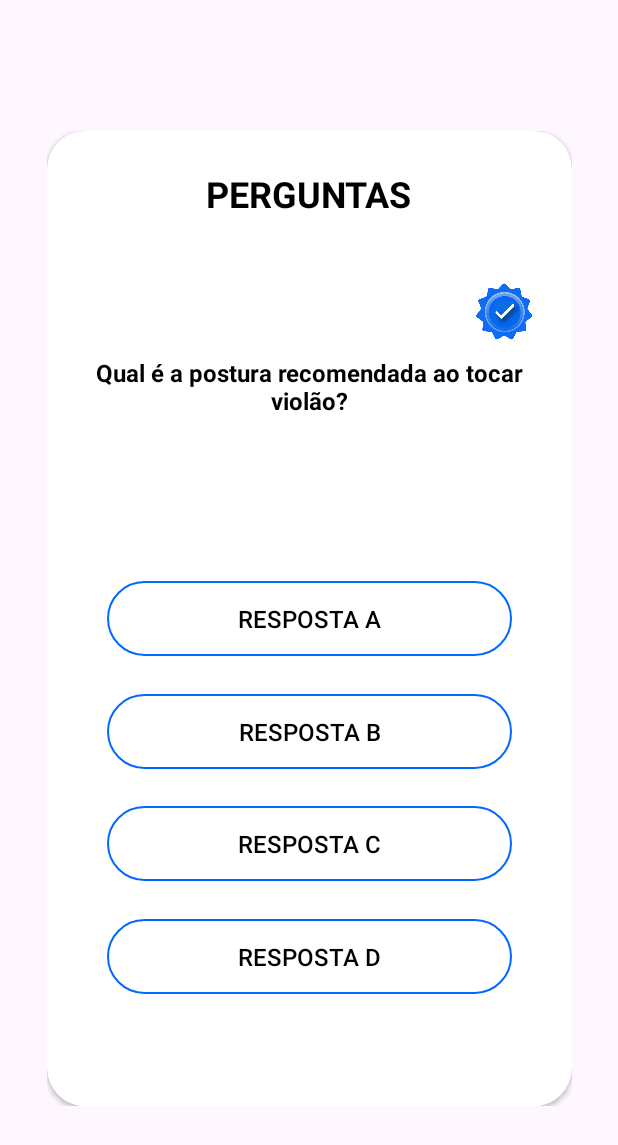
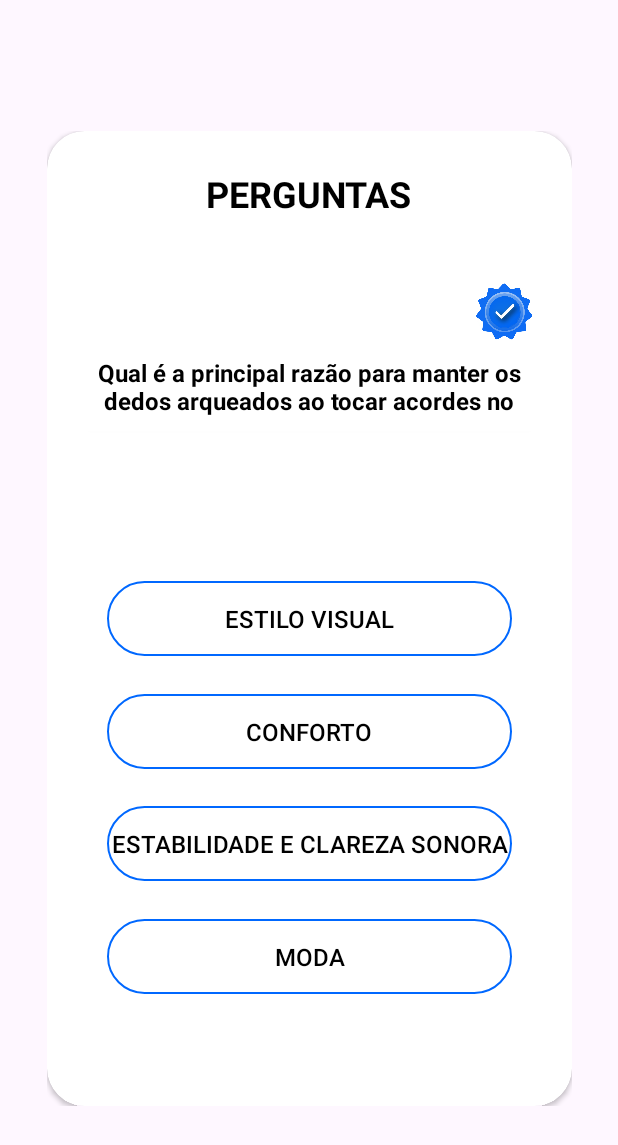
Before and after one commit to JuanHenriq/ichords, an Android app: the QuizActivity screen opened directly, with no data from a screen before it, on a phone screen of 412 x 824 dp. Shown: the top 1145 px of the screen. Run offline under Robolectric (Android 15) with nearby library versions, the phone set to English and light mode, and no system bars.

Commit message:
Projeto Atualizado 26/11

```diff
--- a/app/src/main/java/com/example/ichords/QuizActivity.kt
+++ b/app/src/main/java/com/example/ichords/QuizActivity.kt
@@ -38,11 +38,11 @@ class QuizActivity : AppCompatActivity() {
         option4 = findViewById(R.id.option4)
 
         questionsList = ArrayList()
-        questionsList.add(QuestionModel("Qual é a postura recomendada ao tocar violão?", "Resposta A", "Resposta B", "Resposta C", "Resposta D", "Resposta A"))
-        questionsList.add(QuestionModel("O que é uma tablatura no contexto do violão?", "Resposta A", "Resposta B", "Resposta C", "Resposta D", "Resposta B"))
-        questionsList.add(QuestionModel("Qual elemento da música se concentra no tempo e na duração dos sons?", "Resposta A", "Resposta B", "Resposta C", "Resposta D", "Resposta C"))
-        questionsList.add(QuestionModel("Pergunta D?", "Resposta A", "Resposta B", "Resposta C", "Resposta D", "Resposta D"))
-        questionsList.add(QuestionModel("Pergunta E", "Resposta A", "Resposta B", "Resposta C", "Resposta D", "Resposta A"))
+        questionsList.add(QuestionModel("Qual é a principal razão para manter os dedos arqueados ao tocar acordes no violão?", "Estilo visual", "Conforto", "Estabilidade e clareza sonora", "Moda", "Estabilidade e clareza sonora"))
+        questionsList.add(QuestionModel("Em um acorde maior no violão, qual dedo geralmente pressiona a nota mais aguda?", "Dedo indicador", "Dedo médio", "Dedo anelar", "Dedo mínimo", "Dedo anelar"))
+        questionsList.add(QuestionModel("Ao tocar um acorde de D maior no violão, qual dedo é geralmente utilizado para pressionar a terceira corda (corda B)?", "Dedo indicador", "Dedo médio", "Dedo anelar", "Dedo mínimo", "Dedo médio"))
+        questionsList.add(QuestionModel("Qual é a principal diferença entre uma nota e um acorde no violão?", "Nota é um som único; acorde é uma combinação de notas", "Nota é mais alta que um acorde", "Nota é um acorde invertido", "Não há diferença, os termos são intercambiáveis", "Nota é um som único; acorde é uma combinação de notas"))
+        questionsList.add(QuestionModel("Para um iniciante, qual acorde é geralmente recomendado aprender primeiro devido à sua simplicidade?", "C Maior", "G Maior", "D Maior", "E Maior", "C Maior"))
 
         questionModel = questionsList[index]
         setAllQuestions()
```
